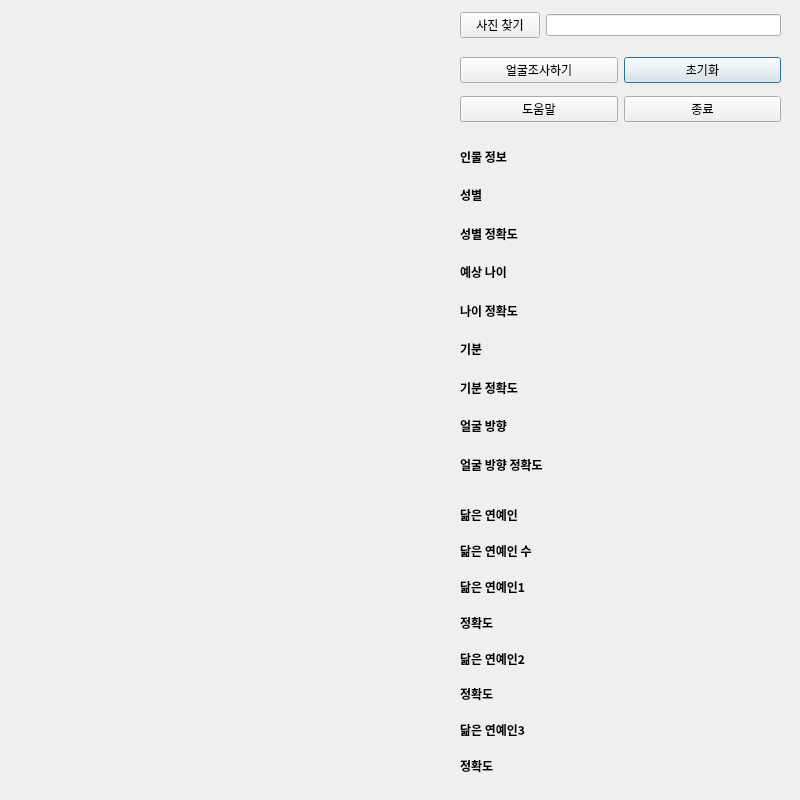
Before: the Qt Designer form main_ui.ui in Trimage/AI_image_analyzer, drawn with Qt 5.
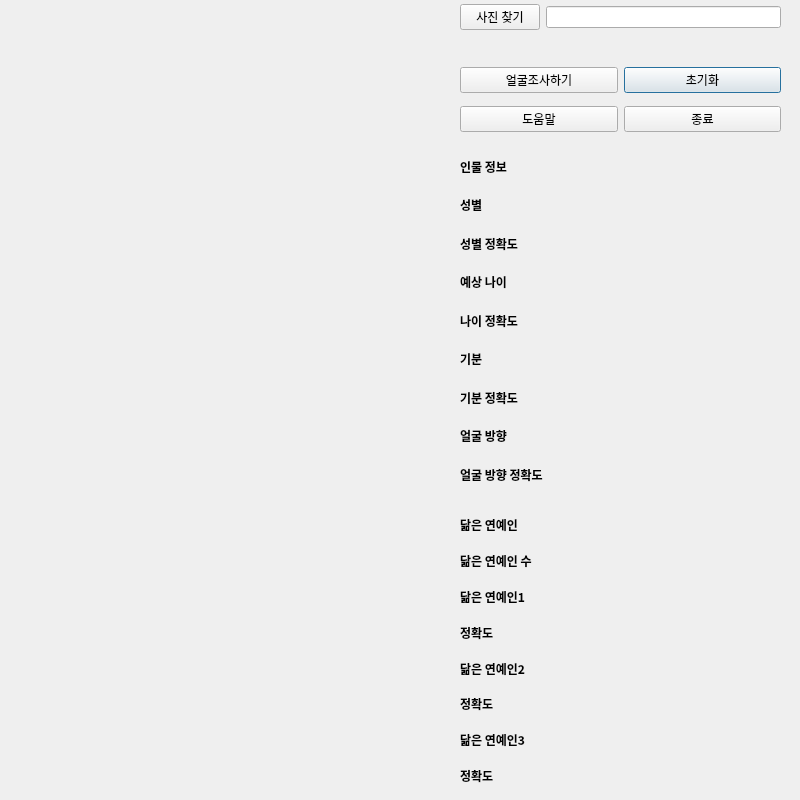
After: the same form once the commit is applied.

Commit message: 1. main_ui 내 sign_lable 추가 2. main.py 내 사진등록안하면 sign_lable에 안내문 추가

```diff
--- a/main_ui.ui
+++ b/main_ui.ui
@@ -17,7 +17,7 @@
    <property name="geometry">
     <rect>
      <x>460</x>
-     <y>140</y>
+     <y>150</y>
      <width>317</width>
      <height>341</height>
     </rect>
@@ -243,7 +243,7 @@
    <property name="geometry">
     <rect>
      <x>460</x>
-     <y>500</y>
+     <y>510</y>
      <width>321</width>
      <height>281</height>
     </rect>
@@ -457,7 +457,7 @@
    <property name="geometry">
     <rect>
      <x>460</x>
-     <y>50</y>
+     <y>60</y>
      <width>321</width>
      <height>80</height>
     </rect>
@@ -497,21 +497,33 @@
    <property name="geometry">
     <rect>
      <x>460</x>
-     <y>10</y>
+     <y>4</y>
      <width>321</width>
-     <height>31</height>
+     <height>54</height>
     </rect>
    </property>
-   <layout class="QHBoxLayout" name="horizontalLayout">
-    <item>
+   <layout class="QGridLayout" name="gridLayout">
+    <item row="0" column="1">
+     <widget class="QLineEdit" name="file_name_edit"/>
+    </item>
+    <item row="0" column="0">
      <widget class="QPushButton" name="insert_image_btn">
       <property name="text">
        <string>사진 찾기</string>
       </property>
      </widget>
     </item>
-    <item>
-     <widget class="QLineEdit" name="file_name_edit"/>
+    <item row="1" column="0" colspan="2">
+     <widget class="QLabel" name="sign_lable">
+      <property name="font">
+       <font>
+        <family>NanumGothic</family>
+       </font>
+      </property>
+      <property name="text">
+       <string/>
+      </property>
+     </widget>
     </item>
    </layout>
   </widget>
```
Left out of the diff: 2 changed lines with no effect on the pictures. The commit also changes 1 other file.
